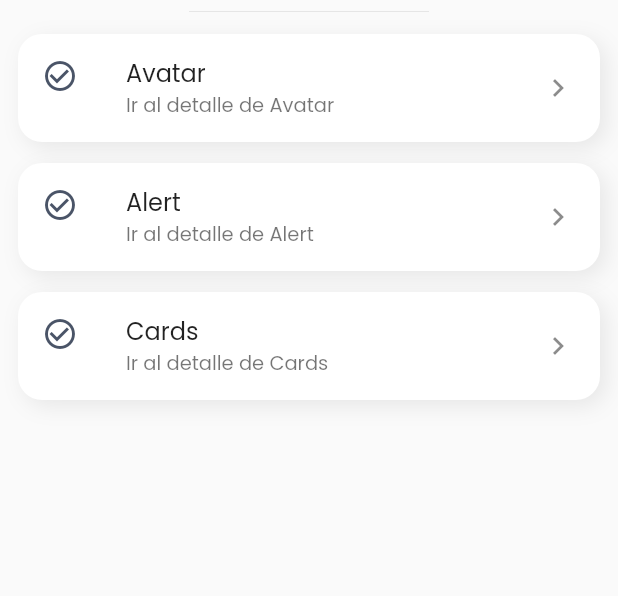
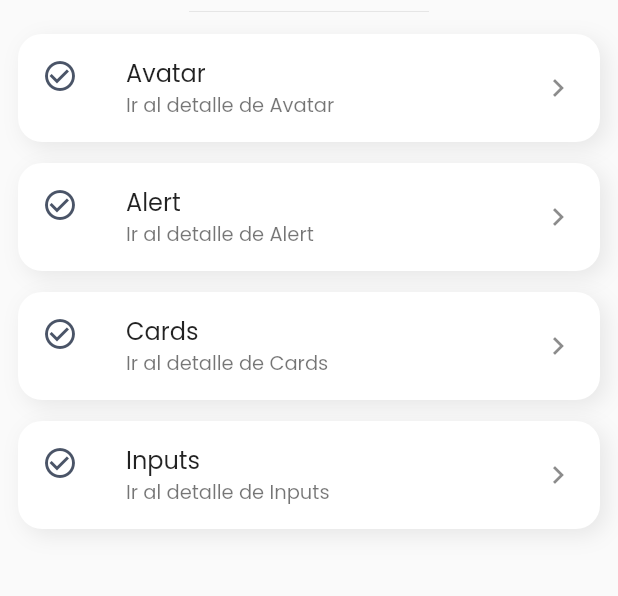
Before and after one commit to eeBarrionuevo/flutter_codigo5_components, a Flutter app: the screen it shows after launch, on a phone screen of 412 x 824 dp, the part 395-991 px from its top. Run offline on Flutter 3.47's test engine with Material 2 defaults, Android fonts, the phone set to English and light mode, and no system bars; our stand-ins replace google_fonts; network calls fail.

```diff
--- a/lib/pages/home_page.dart
+++ b/lib/pages/home_page.dart
@@ -3,6 +3,7 @@ import 'package:flutter/services.dart';
 import 'package:flutter_codigo5_components/pages/alert_page.dart';
 import 'package:flutter_codigo5_components/pages/avatar_page.dart';
 import 'package:flutter_codigo5_components/pages/card_page.dart';
+import 'package:flutter_codigo5_components/pages/input_page.dart';
 import 'package:google_fonts/google_fonts.dart';
 
 class HomePage extends StatelessWidget {
@@ -70,6 +71,11 @@ class HomePage extends StatelessWidget {
                 toPage: CardPage(),
               ),
 
+              ItemComponentWidget(
+                title: "Inputs",
+                toPage: InputPage(),
+              ),
+
 
             ],
           ),
```
Also changed, not shown: lib/pages/input_page.dart (added, +12 -0 lines).
